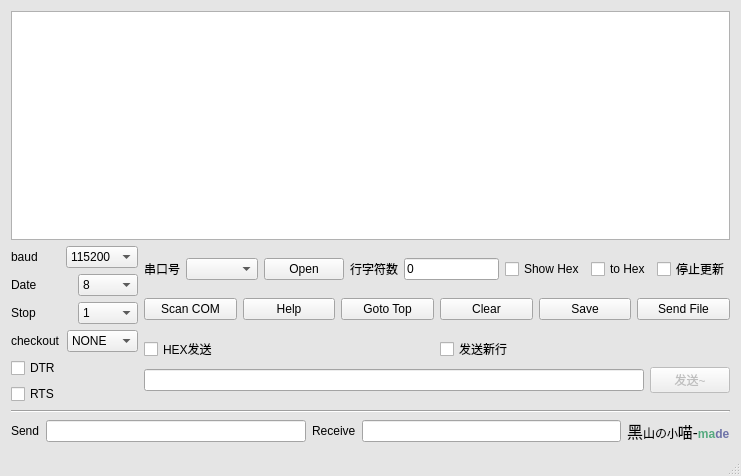
First picture: the form in example_project/untitled/mqserial.ui, repository blackmiaoOL/Qt_Serial_Class, before the edit.
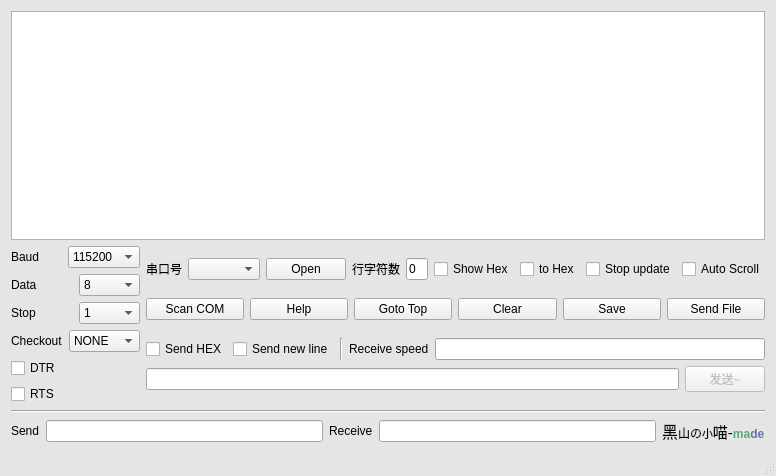
Second picture: the form after the edit.

```diff
--- a/example_project/untitled/mqserial.ui
+++ b/example_project/untitled/mqserial.ui
@@ -107,20 +107,14 @@
   <widget class="QWidget" name="centralwidget">
    <layout class="QVBoxLayout" name="verticalLayout_8">
     <item>
-     <layout class="QVBoxLayout" name="verticalLayout_14"/>
+     <layout class="QVBoxLayout" name="verticalLayout_14">
+      <item>
+       <widget class="QTextBrowser" name="textBrowser"/>
+      </item>
+     </layout>
     </item>
     <item>
      <layout class="QVBoxLayout" name="verticalLayout_7">
-      <item>
-       <widget class="QPlainTextEdit" name="plainTextEdit">
-        <property name="enabled">
-         <bool>true</bool>
-        </property>
-        <property name="readOnly">
-         <bool>false</bool>
-        </property>
-       </widget>
-      </item>
       <item>
        <layout class="QHBoxLayout" name="horizontalLayout_11">
         <item>
@@ -132,7 +126,7 @@
               <item>
                <widget class="QLabel" name="label_3">
                 <property name="text">
-                 <string>baud</string>
+                 <string>Baud</string>
                 </property>
                </widget>
               </item>
@@ -266,7 +260,7 @@
               <item>
                <widget class="QLabel" name="label_4">
                 <property name="text">
-                 <string>Date</string>
+                 <string>Data</string>
                 </property>
                </widget>
               </item>
@@ -340,7 +334,7 @@
               <item>
                <widget class="QLabel" name="label_9">
                 <property name="text">
-                 <string>checkout</string>
+                 <string>Checkout</string>
                 </property>
                </widget>
               </item>
@@ -463,7 +457,14 @@
               <item>
                <widget class="QCheckBox" name="checkBox">
                 <property name="text">
-                 <string>停止更新</string>
+                 <string>Stop update</string>
+                </property>
+               </widget>
+              </item>
+              <item>
+               <widget class="QCheckBox" name="checkBox_6">
+                <property name="text">
+                 <string>Auto Scroll</string>
                 </property>
                </widget>
               </item>
@@ -524,17 +525,34 @@
               <item>
                <widget class="QCheckBox" name="checkBox_3">
                 <property name="text">
-                 <string>HEX发送</string>
+                 <string>Send HEX</string>
                 </property>
                </widget>
               </item>
               <item>
                <widget class="QCheckBox" name="checkBox_10">
                 <property name="text">
-                 <string>发送新行</string>
+                 <string>Send new line</string>
                 </property>
                </widget>
               </item>
+              <item>
+               <widget class="Line" name="line_2">
+                <property name="orientation">
+                 <enum>Qt::Vertical</enum>
+                </property>
+               </widget>
+              </item>
+              <item>
+               <widget class="QLabel" name="label_10">
+                <property name="text">
+                 <string>Receive speed</string>
+                </property>
+               </widget>
+              </item>
+              <item>
+               <widget class="QLineEdit" name="lineEdit_5"/>
+              </item>
              </layout>
             </item>
             <item>
```
